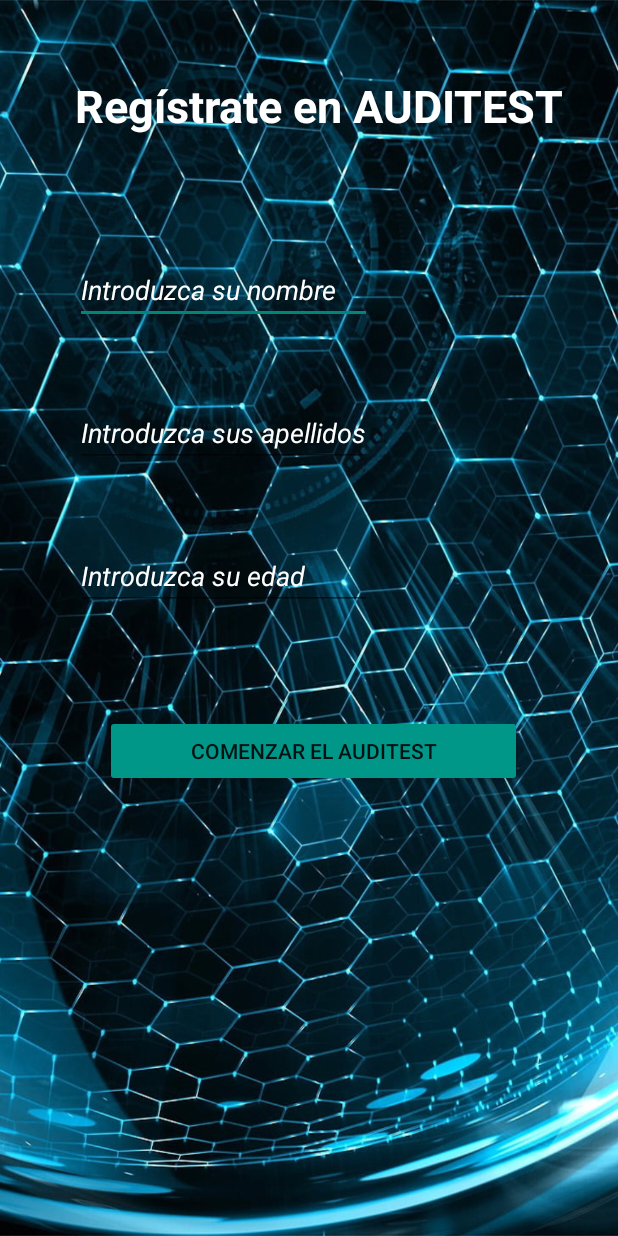
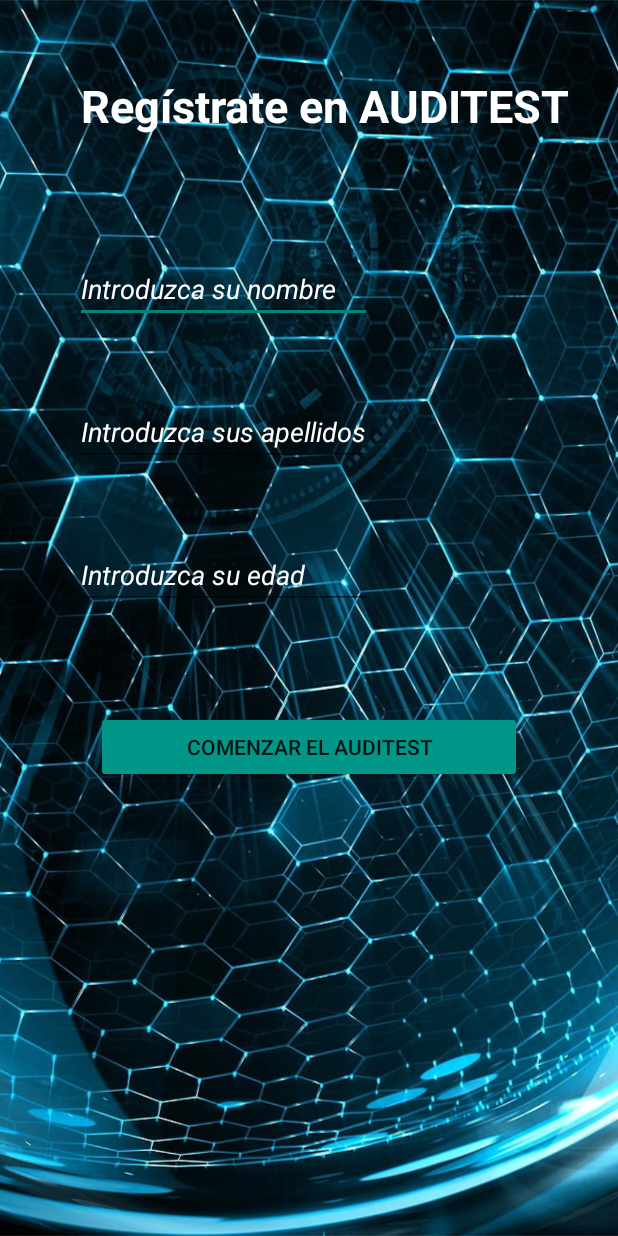
Before and after one commit to javixxxx/trabajoweno, an Android app: the screen it shows after launch (prueba2), on a phone screen of 412 x 824 dp. Run offline under Robolectric (Android 15) with nearby library versions, the phone set to English and light mode, and no system bars.

Commit message:
trabajoweno

```diff
--- a/app/src/main/java/com/example/trabajoweno/MainActivity.java
+++ b/app/src/main/java/com/example/trabajoweno/MainActivity.java
@@ -16,7 +16,7 @@ public class MainActivity extends AppCompatActivity {
     @Override
     protected void onCreate(Bundle savedInstanceState) {
         super.onCreate(savedInstanceState);
-        getWindow().setFlags(WindowManager.LayoutParams.FLAG_FULLSCREEN,WindowManager.LayoutParams.FLAG_FULLSCREEN);
+
         setContentView(R.layout.activity_main);
 
 
--- a/app/src/main/java/com/example/trabajoweno/Pantalla_Altas.java
+++ b/app/src/main/java/com/example/trabajoweno/Pantalla_Altas.java
@@ -10,7 +10,7 @@ public class Pantalla_Altas extends AppCompatActivity {
     @Override
     protected void onCreate(Bundle savedInstanceState) {
         super.onCreate(savedInstanceState);
-        getWindow().setFlags(WindowManager.LayoutParams.FLAG_FULLSCREEN,WindowManager.LayoutParams.FLAG_FULLSCREEN);
+
         setContentView(R.layout.activity_pantalla_altas);
 
     }
--- a/app/src/main/java/com/example/trabajoweno/Pantalla_Bajas.java
+++ b/app/src/main/java/com/example/trabajoweno/Pantalla_Bajas.java
@@ -10,7 +10,7 @@ public class Pantalla_Bajas extends AppCompatActivity {
     @Override
     protected void onCreate(Bundle savedInstanceState) {
         super.onCreate(savedInstanceState);
-        getWindow().setFlags(WindowManager.LayoutParams.FLAG_FULLSCREEN,WindowManager.LayoutParams.FLAG_FULLSCREEN);
+
         setContentView(R.layout.activity_pantalla_bajas);
     }
 }
--- a/app/src/main/java/com/example/trabajoweno/pantallaFrecuencias.java
+++ b/app/src/main/java/com/example/trabajoweno/pantallaFrecuencias.java
@@ -13,7 +13,7 @@ public class pantallaFrecuencias extends AppCompatActivity {
     @Override
     protected void onCreate(Bundle savedInstanceState) {
         super.onCreate(savedInstanceState);
-        getWindow().setFlags(WindowManager.LayoutParams.FLAG_FULLSCREEN,WindowManager.LayoutParams.FLAG_FULLSCREEN);
+
         setContentView(R.layout.activity_pantalla_frecuencias);
         Button altas = (Button) findViewById(R.id.boton2);
 
--- a/app/src/main/java/com/example/trabajoweno/prueba2.java
+++ b/app/src/main/java/com/example/trabajoweno/prueba2.java
@@ -13,7 +13,7 @@ public class prueba2 extends AppCompatActivity {
     @Override
     protected void onCreate(Bundle savedInstanceState) {
         super.onCreate(savedInstanceState);
-        getWindow().setFlags(WindowManager.LayoutParams.FLAG_FULLSCREEN,WindowManager.LayoutParams.FLAG_FULLSCREEN);
+
         setContentView(R.layout.prueba2);
         Button comenzar = (Button) findViewById(R.id.boton1);
 
--- a/app/src/main/res/layout/prueba2.xml
+++ b/app/src/main/res/layout/prueba2.xml
@@ -1,10 +1,10 @@
 <?xml version="1.0" encoding="utf-8"?>
-<LinearLayout xmlns:android="http://schemas.android.com/apk/res/android"
+<androidx.constraintlayout.widget.ConstraintLayout xmlns:android="http://schemas.android.com/apk/res/android"
     xmlns:app="http://schemas.android.com/apk/res-auto"
     xmlns:tools="http://schemas.android.com/tools"
+    android:id="@+id/linearLayout4"
     android:layout_width="match_parent"
     android:layout_height="match_parent"
-    android:orientation="vertical"
     android:background="@drawable/fondo3"
     tools:context=".prueba2">
 
@@ -12,68 +12,75 @@
         android:id="@+id/text1"
         android:layout_width="wrap_content"
         android:layout_height="wrap_content"
+        android:layout_marginTop="50dp"
+        android:layout_marginEnd="32dp"
+        android:layout_marginRight="32dp"
         android:text="@string/intro1"
+        android:textColor="@color/intro1"
         android:textSize="30sp"
-        android:layout_marginTop="50dp"
-        android:layout_marginLeft="50dp"
         android:textStyle="bold"
-        android:textColor="@color/intro1"/>
+        app:layout_constraintEnd_toEndOf="parent"
+        app:layout_constraintTop_toTopOf="parent" />
 
-    <TableLayout
-        android:layout_width="wrap_content"
-        android:layout_height="wrap_content">
 
-        <TableRow>
     <EditText
         android:id="@+id/text2"
+        android:layout_width="0dp"
+        android:layout_height="wrap_content"
+        android:layout_marginTop="170dp"
+        android:inputType="text"
         android:text="@string/nombre"
-                android:layout_width="wrap_content"
-                android:layout_height="wrap_content"
-                android:layout_marginTop="80dp"
-                android:layout_marginLeft="50dp"
-                android:layout_marginRight="100dp"
-                android:inputType="text"
+        android:textColor="@color/nombre"
         android:textStyle="italic"
-                android:textColor="@color/nombre"/>
-        </TableRow>
-        <TableRow>
+        app:layout_constraintEnd_toEndOf="@+id/text3"
+        app:layout_constraintStart_toStartOf="@+id/text3"
+        app:layout_constraintTop_toTopOf="parent" />
+
+
     <EditText
         android:id="@+id/text3"
         android:layout_width="wrap_content"
         android:layout_height="wrap_content"
+        android:layout_marginStart="50dp"
+        android:layout_marginLeft="50dp"
+        android:layout_marginTop="50dp"
+        android:inputType="text"
         android:text="@string/apellidos"
-                android:layout_marginTop="50dp"
-                android:layout_marginLeft="50dp"
-                android:layout_marginRight="100dp"
-                android:inputType="text"
+        android:textColor="@color/apellidos"
         android:textStyle="italic"
-                android:textColor="@color/apellidos"/>
-        </TableRow>
-        <TableRow>
+        app:layout_constraintStart_toStartOf="parent"
+        app:layout_constraintTop_toBottomOf="@+id/text2" />
+
+
     <EditText
         android:id="@+id/text4"
-                android:layout_width="wrap_content"
+        android:layout_width="0dp"
         android:layout_height="wrap_content"
+        android:layout_marginTop="50dp"
+        android:inputType="number"
         android:text="@string/edad"
-                android:layout_marginLeft="50dp"
-                android:layout_marginTop="50dp"
-                android:layout_marginRight="100dp"
-                android:inputType="number"
+        android:textColor="@color/edad"
         android:textStyle="italic"
-                android:textColor="@color/edad"/>
-        </TableRow>
+        app:layout_constraintEnd_toEndOf="@+id/text3"
+        app:layout_constraintStart_toStartOf="@+id/text3"
+        app:layout_constraintTop_toBottomOf="@+id/text3" />
 
-        <TableRow>
 
     <Button
         android:id="@+id/boton1"
-                android:layout_marginLeft="70dp"
-                android:layout_marginTop="70dp"
+        android:layout_width="0dp"
+        android:layout_height="wrap_content"
+        android:layout_marginStart="64dp"
+        android:layout_marginTop="68dp"
+        android:layout_marginEnd="64dp"
+        android:backgroundTint="#009688"
         android:onClick="test"
-                android:backgroundTint="#009688"
-                app:cornerRadius="30dp"
-                android:text="@string/boton1" />
-        </TableRow>
+        android:text="@string/boton1"
+        app:cornerRadius="20dp"
+        app:layout_constraintEnd_toEndOf="parent"
+        app:layout_constraintHorizontal_bias="0.0"
+        app:layout_constraintStart_toStartOf="parent"
+        app:layout_constraintTop_toBottomOf="@+id/text4" />
 
-    </TableLayout>
-</LinearLayout>
+
+</androidx.constraintlayout.widget.ConstraintLayout>
--- a/app/src/main/res/values/colors.xml
+++ b/app/src/main/res/values/colors.xml
@@ -7,6 +7,7 @@
     <color name="teal_700">#FF018786</color>
     <color name="black">#FF000000</color>
     <color name="white">#FFFFFFFF</color>
+    <color name="color">#f7f7f7</color>
     <color name="COLOR_LAUNCH">#18ffff</color>
     <color name="fondo">#37474f</color>
     <color name="intro1">#FFFFFF</color>
--- a/app/src/main/res/values/themes.xml
+++ b/app/src/main/res/values/themes.xml
@@ -1,10 +1,10 @@
 <resources xmlns:tools="http://schemas.android.com/tools">
     <!-- Base application theme. -->
-    <style name="Theme.Trabajoweno" parent="Theme.MaterialComponents.DayNight.DarkActionBar">
+    <style name="Theme.Trabajoweno" parent="Theme.AppCompat.Light.NoActionBar">
         <!-- Primary brand color. -->
         <item name="colorPrimary">@color/purple_500</item>
         <item name="colorPrimaryVariant">@color/purple_700</item>
-        <item name="colorOnPrimary">@color/white</item>
+        <item name="colorOnPrimary">@color/color</item>
         <!-- Secondary brand color. -->
         <item name="colorSecondary">@color/teal_200</item>
         <item name="colorSecondaryVariant">@color/teal_700</item>
```
Also changed, not shown: app/src/main/AndroidManifest.xml (+5 -5 lines), app/src/main/res/layout/activity_main.xml (+20 -14 lines), app/src/main/res/drawable/logo.jpeg (added). Lines whose indentation alone changed are shown as unchanged.
